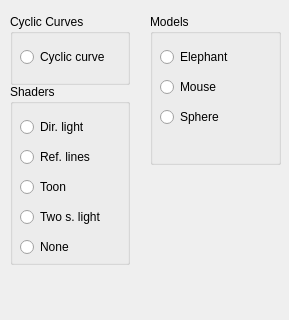
Qt form GUI/SideWidget.ui (gabeeka/qt-computer-aided-graphics) before a commit; both pictures show x 0 to 289 and y 466 to 786 of the 289 by 786 pixel window.
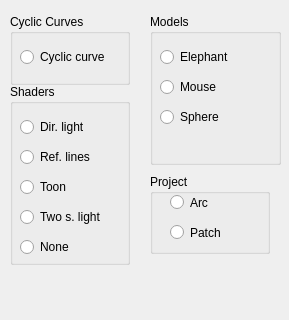
The same form after that commit.

Commit message: Add UI controls for rendering Arc and Patch

The edit to the form file:
```diff
--- a/GUI/SideWidget.ui
+++ b/GUI/SideWidget.ui
@@ -532,6 +532,45 @@
     </property>
    </widget>
   </widget>
+  <widget class="QGroupBox" name="groupBox_7">
+   <property name="geometry">
+    <rect>
+     <x>150</x>
+     <y>640</y>
+     <width>120</width>
+     <height>80</height>
+    </rect>
+   </property>
+   <property name="title">
+    <string>Project</string>
+   </property>
+   <widget class="QRadioButton" name="arc_radio_button">
+    <property name="geometry">
+     <rect>
+      <x>20</x>
+      <y>20</y>
+      <width>82</width>
+      <height>17</height>
+     </rect>
+    </property>
+    <property name="text">
+     <string>Arc</string>
+    </property>
+   </widget>
+   <widget class="QRadioButton" name="patch_radio_button">
+    <property name="geometry">
+     <rect>
+      <x>20</x>
+      <y>50</y>
+      <width>82</width>
+      <height>17</height>
+     </rect>
+    </property>
+    <property name="text">
+     <string>Patch</string>
+    </property>
+   </widget>
+  </widget>
  </widget>
  <resources/>
  <connections/>
```
The commit also changes 3 other files.
